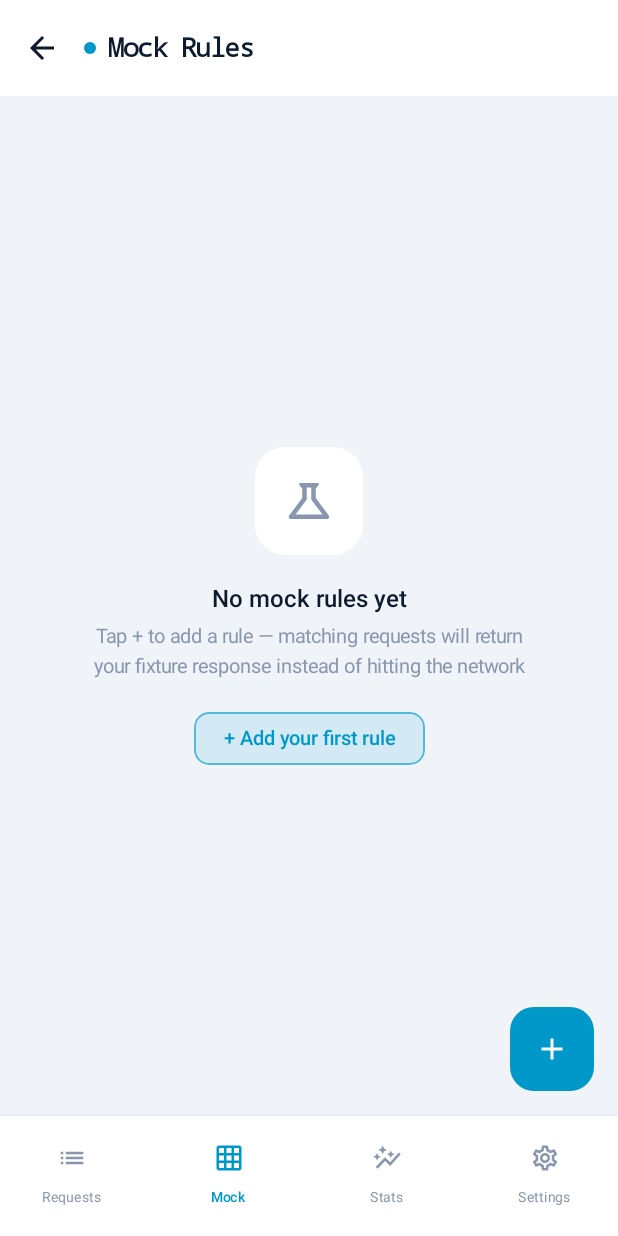
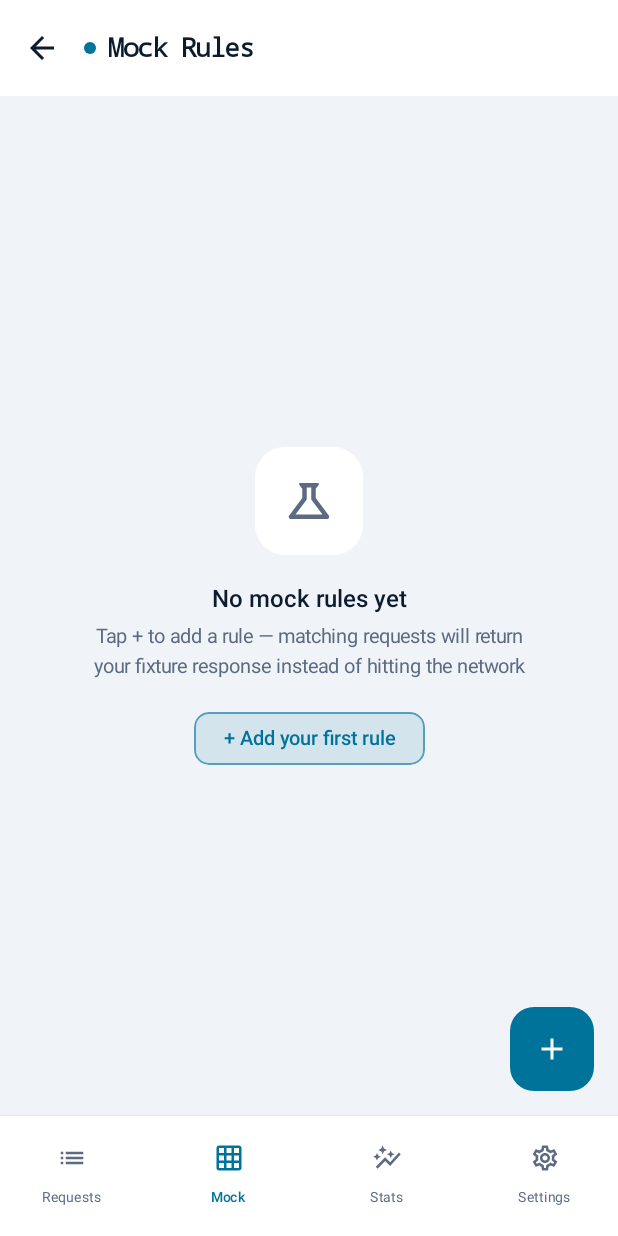
Before and after one commit to droidnest/io.netscope, an Android app built with Jetpack Compose: the NetScopeActivity screen opened directly, with no data from a screen before it, item 2 of the bottom bar chosen, on a phone screen of 412 x 824 dp. Run offline under Robolectric (Android 15) with nearby library versions, the phone set to English and light mode, and no system bars; 2 statements that could not run were skipped.

Commit message:
fix(ui): colour light-mode bodies with a palette made for light surfaces
The body highlighter used one set of pastel colours tuned for the dark
block, so in the light theme green strings and blue keys sat at under
2:1 on a grey block that itself blended into the page. Syntax colours
are now a per-theme token, bodies sit on the code surface, white in
light mode, and the light accent and secondary greys reach 4.5:1. A
test fails when a syntax or light text colour drops below that.

```diff
--- a/netscope-ui/src/main/kotlin/io/netscope/ui/component/NetScopeTheme.kt
+++ b/netscope-ui/src/main/kotlin/io/netscope/ui/component/NetScopeTheme.kt
@@ -7,6 +7,16 @@ import androidx.compose.ui.graphics.Color
 import io.netscope.model.NetTransaction
 
 // ── Color token data class ─────────────────────────────────────────────────────
+
+/** Code colours of a body: one set per theme, since pastels that read on a dark block vanish on a light one. */
+data class SyntaxColors(
+    val key: Color,
+    val string: Color,
+    val number: Color,
+    val keyword: Color,
+    val punctuation: Color,
+    val plain: Color,
+)
 
 data class NetScopeColors(
     val background: Color,  // Bg — #0B0F1A
@@ -21,8 +31,9 @@ data class NetScopeColors(
     val text2: Color,       // Text2 — secondary, labels, KV keys
     val onSurface: Color,   // Text1 — primary text
     val onCode: Color,      // Monospace path / code text
-    val code: Color,        // Code block background (= Surface4)
+    val code: Color,        // Code block background: request and response bodies
     val dropdown: Color,    // DropdownMenu container
+    val syntax: SyntaxColors,
     val isDark: Boolean,
 )
 
@@ -43,6 +54,14 @@ val DarkNetScopeColors = NetScopeColors(
     onCode     = Color(0xFFC8D4EE),
     code       = Color(0xFF0D1525),
     dropdown   = Color(0xFF162032),
+    syntax     = SyntaxColors(
+        key         = Color(0xFF7DD3FC),
+        string      = Color(0xFF86EFAC),
+        number      = Color(0xFFFBBF24),
+        keyword     = Color(0xFFA78BFA),
+        punctuation = Color(0xFF6B7FA3),
+        plain       = Color(0xFFCDD6F4),
+    ),
     isDark     = true,
 )
 
@@ -56,13 +75,22 @@ val LightNetScopeColors = NetScopeColors(
     surface3   = Color(0xFFE6EBF4),
     border     = Color(0xFFDDE3EE),
     border2    = Color(0xFFCDD5E0),
-    accent     = Color(0xFF0098C8),
-    muted      = Color(0xFF8897AE),
-    text2      = Color(0xFF6B7A8D),
+    accent     = Color(0xFF00739A),
+    muted      = Color(0xFF5C6B82),
+    text2      = Color(0xFF4A586C),
     onSurface  = Color(0xFF0D1B2E),
     onCode     = Color(0xFF1D3557),
-    code       = Color(0xFFEEF2F7),
+    // White, not cardAlt: a body on a grey block sat on the grey page with no edge
+    code       = Color(0xFFFFFFFF),
     dropdown   = Color(0xFFFFFFFF),
+    syntax     = SyntaxColors(
+        key         = Color(0xFF0550AE),
+        string      = Color(0xFF116329),
+        number      = Color(0xFF953800),
+        keyword     = Color(0xFF8250DF),
+        punctuation = Color(0xFF424A53),
+        plain       = Color(0xFF1F2328),
+    ),
     isDark     = false,
 )
 
@@ -99,6 +127,7 @@ val NetScopeOnSurface: Color       @Composable get() = LocalNetScopeColors.curre
 val NetScopeOnCode: Color          @Composable get() = LocalNetScopeColors.current.onCode
 val NetScopeCode: Color            @Composable get() = LocalNetScopeColors.current.code
 val NetScopeDropdown: Color        @Composable get() = LocalNetScopeColors.current.dropdown
+val NetScopeSyntax: SyntaxColors   @Composable get() = LocalNetScopeColors.current.syntax
 
 // ── Semantic colors (same across themes) ──────────────────────────────────────
 
```
Also changed, not shown: netscope-ui/src/main/kotlin/io/netscope/ui/detail/TransactionDetailScreen.kt (+30 -33 lines), 1 other file.
